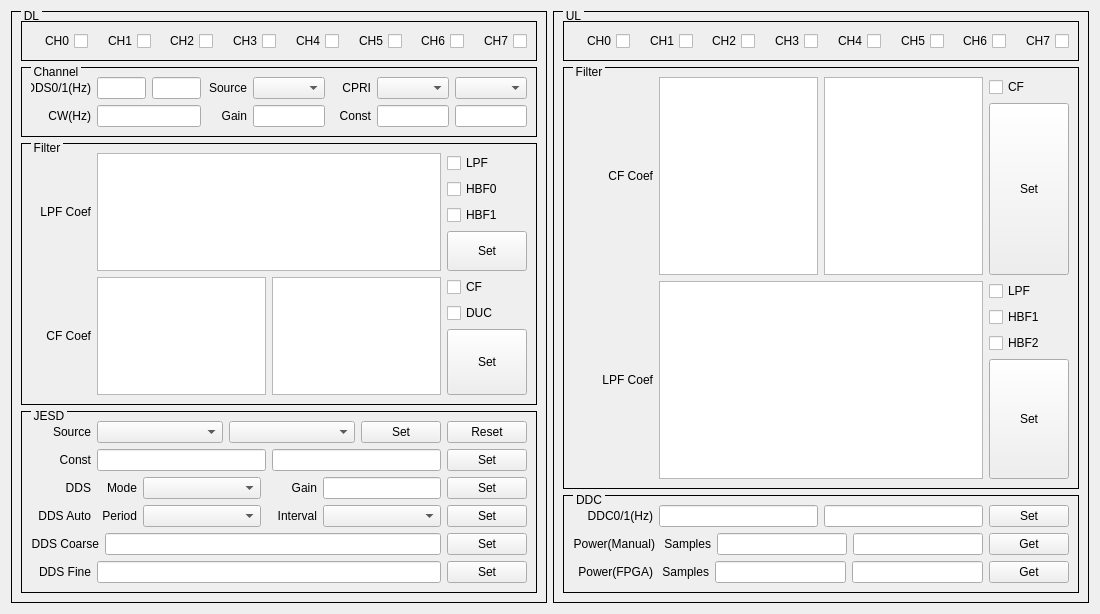
This is RF_Driver_Debug_Tool/sp9500x/sp2406.ui in Andydingbing/SPC5 as Qt 5 draws it before an edit. The edited form follows.
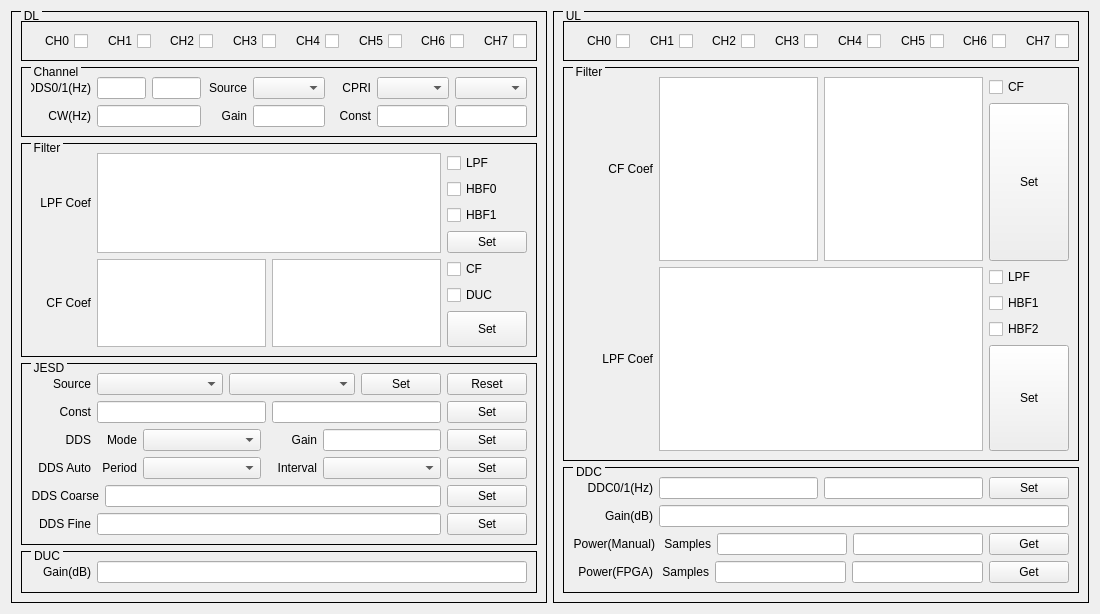
This is the edited form.

```diff
--- a/RF_Driver_Debug_Tool/sp9500x/sp2406.ui
+++ b/RF_Driver_Debug_Tool/sp9500x/sp2406.ui
@@ -971,6 +971,55 @@
         </layout>
        </widget>
       </item>
+      <item>
+       <widget class="QGroupBox" name="groupBoxDL_DUC">
+        <property name="styleSheet">
+         <string notr="true">QGroupBox{ border:1px solid black; margin-top:0.5ex; }
+QGroupBox::title { subcontrol-origin:margin; subcontrol-position:top left; top:-2px; left:10px; margin-left: 0px; padding:0 1px; }</string>
+        </property>
+        <property name="title">
+         <string>DUC</string>
+        </property>
+        <layout class="QVBoxLayout" name="verticalLayout_14">
+         <item>
+          <layout class="QHBoxLayout" name="horizontalLayout_26">
+           <item>
+            <widget class="QLabel" name="labelDL_Gain">
+             <property name="sizePolicy">
+              <sizepolicy hsizetype="Fixed" vsizetype="Fixed">
+               <horstretch>0</horstretch>
+               <verstretch>0</verstretch>
+              </sizepolicy>
+             </property>
+             <property name="minimumSize">
+              <size>
+               <width>60</width>
+               <height>0</height>
+              </size>
+             </property>
+             <property name="text">
+              <string>Gain(dB)</string>
+             </property>
+             <property name="alignment">
+              <set>Qt::AlignRight|Qt::AlignTrailing|Qt::AlignVCenter</set>
+             </property>
+            </widget>
+           </item>
+           <item>
+            <widget class="QLineEdit" name="lineEditDL_Gain">
+             <property name="sizePolicy">
+              <sizepolicy hsizetype="Expanding" vsizetype="Fixed">
+               <horstretch>5</horstretch>
+               <verstretch>0</verstretch>
+              </sizepolicy>
+             </property>
+            </widget>
+           </item>
+          </layout>
+         </item>
+        </layout>
+       </widget>
+      </item>
      </layout>
     </widget>
    </item>
@@ -1278,6 +1327,42 @@
            </item>
           </layout>
          </item>
+         <item>
+          <layout class="QHBoxLayout" name="horizontalLayout_27">
+           <item>
+            <widget class="QLabel" name="labelUL_Gain">
+             <property name="sizePolicy">
+              <sizepolicy hsizetype="Fixed" vsizetype="Fixed">
+               <horstretch>0</horstretch>
+               <verstretch>0</verstretch>
+              </sizepolicy>
+             </property>
+             <property name="minimumSize">
+              <size>
+               <width>80</width>
+               <height>0</height>
+              </size>
+             </property>
+             <property name="text">
+              <string>Gain(dB)</string>
+             </property>
+             <property name="alignment">
+              <set>Qt::AlignRight|Qt::AlignTrailing|Qt::AlignVCenter</set>
+             </property>
+            </widget>
+           </item>
+           <item>
+            <widget class="QLineEdit" name="lineEditUL_Gain">
+             <property name="sizePolicy">
+              <sizepolicy hsizetype="Expanding" vsizetype="Fixed">
+               <horstretch>5</horstretch>
+               <verstretch>0</verstretch>
+              </sizepolicy>
+             </property>
+            </widget>
+           </item>
+          </layout>
+         </item>
          <item>
           <layout class="QHBoxLayout" name="horizontalLayout_19">
            <item>
```
